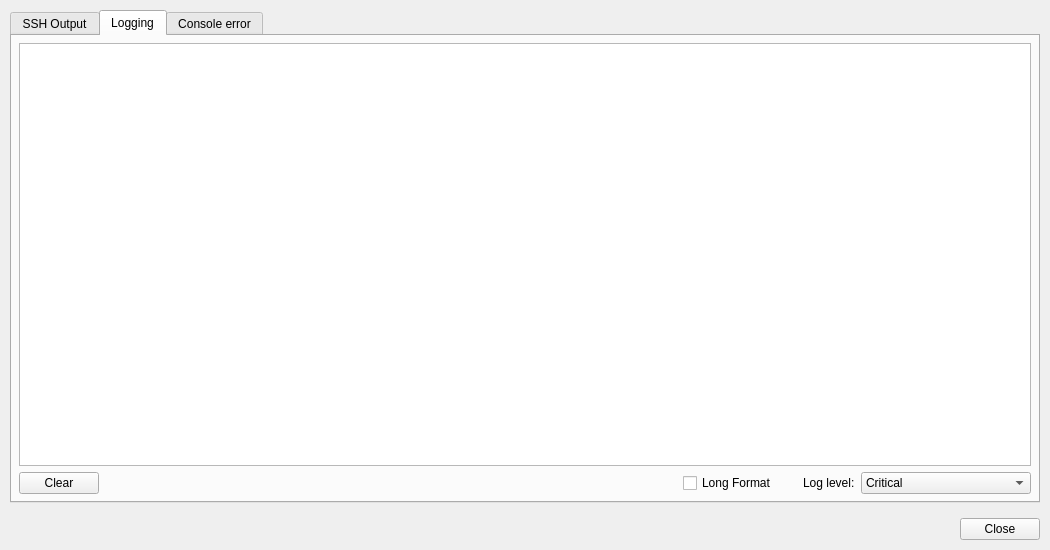
Before: the Qt Designer form oPB/ui/log.ui in pandel/opsiPackageBuilder, drawn with Qt 5.
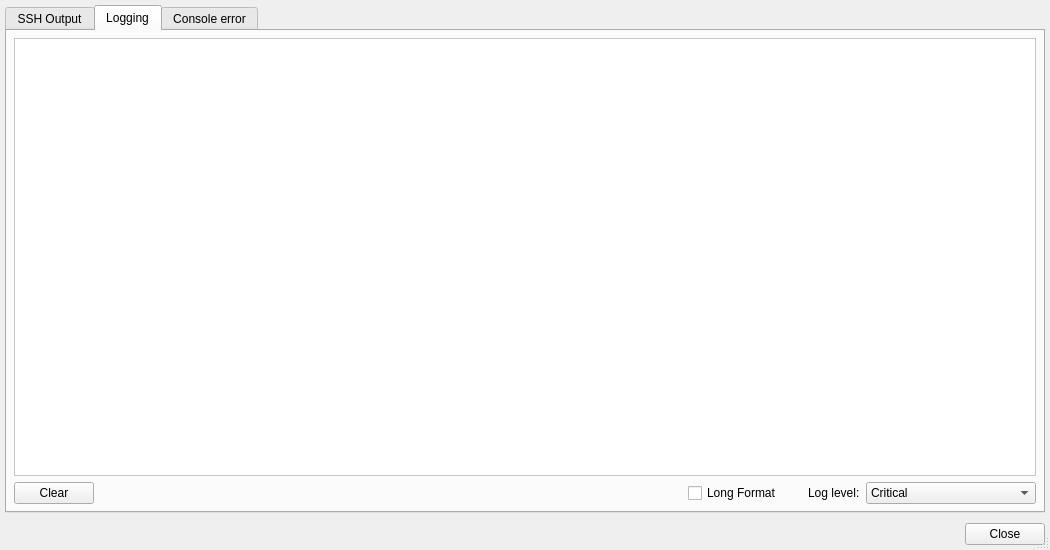
After: the same form once the commit is applied. Icons and pictures are not drawn.

```diff
--- a/oPB/ui/log.ui
+++ b/oPB/ui/log.ui
@@ -17,21 +17,24 @@
    <iconset>
     <normaloff>:/text-plain</normaloff>:/text-plain</iconset>
   </property>
+  <property name="sizeGripEnabled">
+   <bool>true</bool>
+  </property>
   <layout class="QVBoxLayout" name="verticalLayout_3">
    <property name="spacing">
-    <number>15</number>
+    <number>10</number>
    </property>
    <property name="leftMargin">
-    <number>10</number>
+    <number>5</number>
    </property>
    <property name="topMargin">
-    <number>10</number>
+    <number>5</number>
    </property>
    <property name="rightMargin">
-    <number>10</number>
+    <number>5</number>
    </property>
    <property name="bottomMargin">
-    <number>10</number>
+    <number>5</number>
    </property>
    <item>
     <widget class="QTabWidget" name="tabWidget">
@@ -111,12 +114,14 @@
         <number>7</number>
        </property>
        <item>
-        <widget class="QPlainTextEdit" name="editLog">
+        <widget class="QTextEdit" name="editLog">
          <property name="styleSheet">
-          <string notr="true">font: 8pt &quot;Courier New&quot;;</string>
+          <string notr="true">font: 8pt &quot;Courier New&quot;;
+color: black;
+background-color: white;</string>
          </property>
          <property name="lineWrapMode">
-          <enum>QPlainTextEdit::NoWrap</enum>
+          <enum>QTextEdit::NoWrap</enum>
          </property>
          <property name="readOnly">
           <bool>true</bool>
```
Left out of the diff: 46 changed lines with no effect on the pictures.
